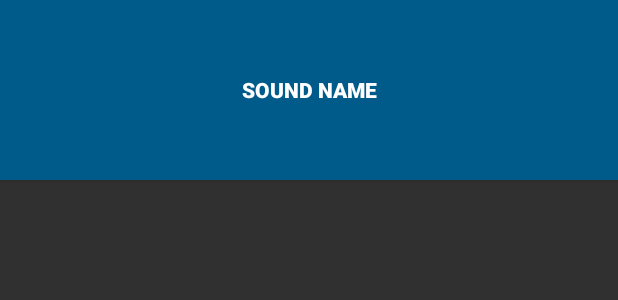
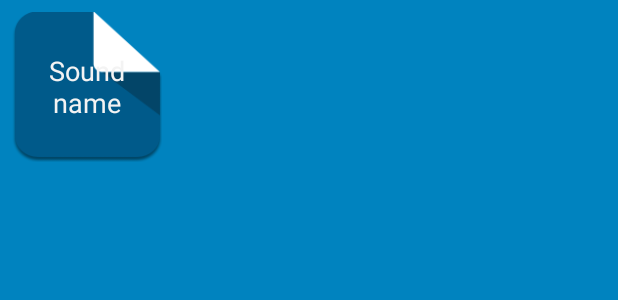
Before and after one commit to nilzyj/bignerdranchApp, an Android app: the layout list_item_sound.xml on its own in the app's theme, with its tools: preview values and no code run, on a phone screen of 412 x 824 dp. Shown: the top 300 px of the screen. Run offline under Robolectric (Android 15) with nearby library versions, the phone set to English and light mode, and no system bars.

Commit message:
BeatBox done

```diff
--- a/BeatBox/app/build.gradle
+++ b/BeatBox/app/build.gradle
@@ -22,6 +22,6 @@ android {
 dependencies {
     compile fileTree(include: ['*.jar'], dir: 'libs')
     testCompile 'junit:junit:4.12'
-    compile 'com.android.support:appcompat-v7:24.+'
+    compile 'com.android.support:appcompat-v7:24.0.0'
     compile 'com.android.support:recyclerview-v7:24.0.0'
 }
--- a/BeatBox/app/src/main/java/bignerdranch/android/beatbox/SingleFragmentActivity.java
+++ b/BeatBox/app/src/main/java/bignerdranch/android/beatbox/SingleFragmentActivity.java
@@ -12,7 +12,7 @@ public abstract class SingleFragmentActivity extends AppCompatActivity {
     protected abstract Fragment createFragment();
 
     @LayoutRes
-    protected int getLayoutResId() {
+    private int getLayoutResId() {
         return R.layout.activity_fragment;
     }
 
--- /dev/null
+++ b/BeatBox/app/src/main/res/drawable/button_beat_box.xml
@@ -0,0 +1,6 @@
+<?xml version="1.0" encoding="utf-8"?>
+<selector xmlns:android="http://schemas.android.com/apk/res/android">
+    <item android:drawable="@drawable/ic_button_beat_box_pressed"
+          android:state_pressed="true"/>
+    <item android:drawable="@drawable/ic_button_beat_box_default"/>
+</selector>
--- /dev/null
+++ b/BeatBox/app/src/main/res/drawable/button_beat_box_normal.xml
@@ -0,0 +1,10 @@
+<?xml version="1.0" encoding="utf-8"?>
+<shape xmlns:android="http://schemas.android.com/apk/res/android"
+       android:layout_width="match_parent"
+       android:layout_height="match_parent"
+       android:shape="oval">
+
+    <solid
+        android:color="@color/dark_blue"/>
+
+</shape>
--- a/BeatBox/app/src/main/res/layout/list_item_sound.xml
+++ b/BeatBox/app/src/main/res/layout/list_item_sound.xml
@@ -1,8 +1,23 @@
 <?xml version="1.0" encoding="utf-8"?>
-<Button xmlns:android="http://schemas.android.com/apk/res/android"
-        xmlns:tools="http://schemas.android.com/tools"
-        style="@style/BeatBoxButton.Strong"
+<!--<Button xmlns:android="http://schemas.android.com/apk/res/android"-->
+        <!--xmlns:tools="http://schemas.android.com/tools"-->
+        <!--android:id="@+id/list_item_sound_button"-->
+        <!--android:layout_width="match_parent"-->
+        <!--android:layout_height="120dp"-->
+        <!--tools:text="Sound name"/>-->
+    <!--style="@style/BeatBoxButton.Strong"-->
+<FrameLayout
+    xmlns:android="http://schemas.android.com/apk/res/android"
+    xmlns:tools="http://schemas.android.com/tools"
+    android:layout_margin="8dp"
+    android:layout_width="wrap_content"
+    android:layout_height="wrap_content">
+
+    <Button
         android:id="@+id/list_item_sound_button"
-        android:layout_width="match_parent"
-        android:layout_height="120dp"
+        android:layout_width="100dp"
+        android:layout_height="100dp"
+        android:layout_gravity="center"
         tools:text="Sound name"/>
+
+</FrameLayout>
--- a/BeatBox/app/src/main/res/values/colors.xml
+++ b/BeatBox/app/src/main/res/values/colors.xml
@@ -4,7 +4,7 @@
     <color name="colorPrimaryDark">#303F9F</color>
     <color name="colorAccent">#FF4081</color>
     <color name="red">#F44336</color>
-    <color name="dark">#C3352B</color>
+    <color name="dark_red">#C3352B</color>
     <color name="gray">#607D8B</color>
     <color name="soothing_blue">#0083BF</color>
     <color name="dark_blue">#005A8A</color>
--- a/BeatBox/app/src/main/res/values/styles.xml
+++ b/BeatBox/app/src/main/res/values/styles.xml
@@ -4,16 +4,20 @@
     <style name="AppTheme" parent="Theme.AppCompat">
         <!-- Customize your theme here. -->
         <item name="colorPrimary">@color/red</item>
-        <item name="colorPrimaryDark">@color/dark_blue</item>
+        <item name="colorPrimaryDark">@color/dark_red</item>
         <item name="colorAccent">@color/gray</item>
+
+        <item name="android:colorBackground">@color/soothing_blue</item>
+        <item name="android:buttonStyle">@style/BeatBoxButton</item>
     </style>
 
-    <style name="BeatBoxButton">
-        <item name="android:background">@color/dark_blue</item>
+    <style name="BeatBoxButton" parent="android:style/Widget.Holo.Button">
+        <!--<item name="android:background">@drawable/button_beat_box_normal</item>-->
+        <item name="android:background">@drawable/button_beat_box</item>
     </style>
 
-    <style name="BeatBoxButton.Strong">
-        <item name="android:textStyle">bold</item>
-    </style>
+    <!--<style name="BeatBoxButton.Strong">-->
+        <!--<item name="android:textStyle">bold</item>-->
+    <!--</style>-->
 
 </resources>
```
Also changed, not shown: BeatBox/app/src/main/res/drawable/button_beat_box_pressed.xml (added, +16 -0 lines), BeatBox/app/src/main/res/drawable-xxhdpi/ic_button_beat_box_default.9.png (added), BeatBox/app/src/main/res/drawable-xxhdpi/ic_button_beat_box_pressed.9.png (added).
